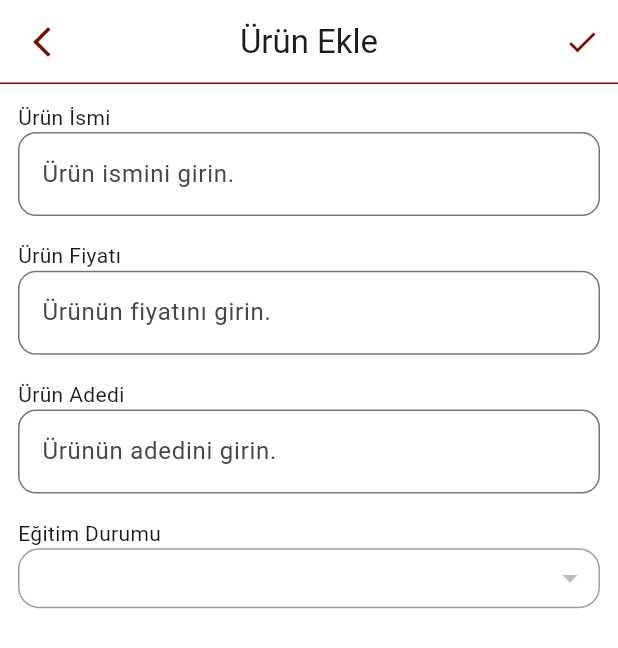
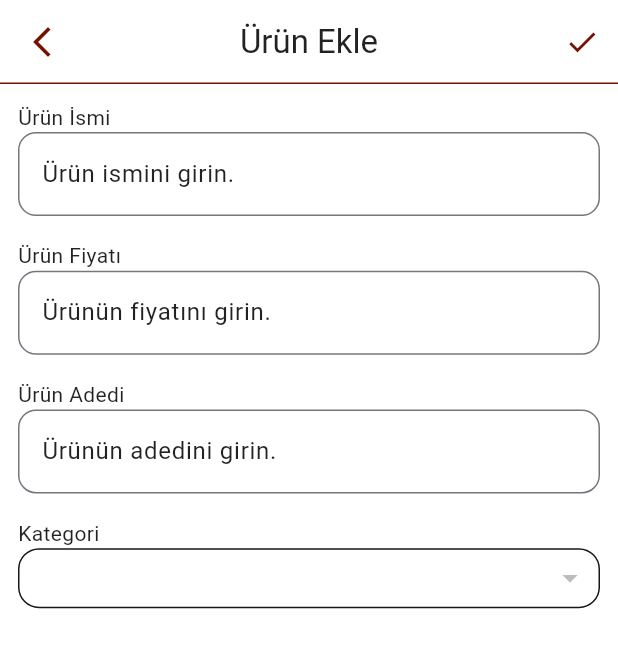
Before and after one commit to mustafatmaca/atmaca_yapi, a Flutter app: the AddProductView screen opened directly, on a phone screen of 412 x 824 dp. Shown: the top 648 px of the screen. Run offline on Flutter 3.47's test engine with Material 3 defaults, Android fonts, the phone set to English and light mode, and no system bars; our stand-ins replace cloud_firestore, firebase_auth, firebase_core, flutter_speed_dial, get; accounts and stored records are empty; generated files the repository leaves out were written again; Roboto replaces fonts that are missing (Raleway).

Commit message:
theme refactor

```diff
--- a/lib/theme/app_color.dart
+++ b/lib/theme/app_color.dart
@@ -1,8 +1,9 @@
 import 'package:flutter/material.dart';
 
 class AppColor {
-  static Color mainRed = const Color(0xFF761101);
-  static Color mainWhite = const Color(0xFFFFFFFF);
-  static Color mainGray = const Color(0xFF888888);
+  static Color backgroundLight = Color.fromARGB(255, 255, 255, 255);
   static Color backgroundDark = Color.fromARGB(255, 23, 23, 23);
+  static Color textLight = Color.fromARGB(255, 23, 23, 23);
+  static Color textDark = Color.fromARGB(255, 255, 255, 255);
+  static Color mainRed = Color.fromARGB(255, 118, 17, 1);
 }
--- a/lib/ui/addProduct_screen/view/addProduct_view.dart
+++ b/lib/ui/addProduct_screen/view/addProduct_view.dart
@@ -1,4 +1,5 @@
 import 'package:atmacayapi/model/category.dart';
+import 'package:atmacayapi/theme/app_color.dart';
 import 'package:atmacayapi/ui/addProduct_screen/controller/addProduct_controller.dart';
 import 'package:flutter/material.dart';
 import 'package:flutter/services.dart';
@@ -72,6 +73,7 @@ class AddProductView extends StatelessWidget {
                     controller: _nameController,
                     decoration: InputDecoration(
                         hintText: "Ürün ismini girin.",
+                        hintStyle: Theme.of(context).textTheme.bodyLarge,
                         border: OutlineInputBorder(
                             borderRadius: BorderRadius.circular(12.0))),
                     validator: (value) {
@@ -99,6 +101,7 @@ class AddProductView extends StatelessWidget {
                     ],
                     decoration: InputDecoration(
                         hintText: "Ürünün fiyatını girin.",
+                        hintStyle: Theme.of(context).textTheme.bodyLarge,
                         suffixText: "₺",
                         border: OutlineInputBorder(
                             borderRadius: BorderRadius.circular(12.0))),
@@ -127,6 +130,7 @@ class AddProductView extends StatelessWidget {
                     ],
                     decoration: InputDecoration(
                         hintText: "Ürünün adedini girin.",
+                        hintStyle: Theme.of(context).textTheme.bodyLarge,
                         border: OutlineInputBorder(
                             borderRadius: BorderRadius.circular(12.0))),
                     validator: (value) {
@@ -143,18 +147,29 @@ class AddProductView extends StatelessWidget {
                   const Align(
                     alignment: Alignment.centerLeft,
                     child: Text(
-                      "Eğitim Durumu",
+                      "Kategori",
                     ),
                   ),
                   DecoratedBox(
                     decoration: BoxDecoration(
-                        border: Border.all(width: 1, color: Colors.black38),
+                        border: Border.all(
+                          width: 1,
+                          color: MediaQuery.of(context).platformBrightness ==
+                                  Brightness.light
+                              ? AppColor.textLight
+                              : AppColor.textDark.withOpacity(0.4),
+                        ),
                         borderRadius: BorderRadius.circular(14)),
                     child: Padding(
                       padding: const EdgeInsets.all(8.0),
                       child: Obx(() => DropdownButton<Category>(
                             value: _addProductController.selectedCategory.value,
                             icon: Icon(Icons.arrow_drop_down),
+                            dropdownColor:
+                                MediaQuery.of(context).platformBrightness ==
+                                        Brightness.light
+                                    ? AppColor.backgroundLight
+                                    : AppColor.backgroundDark,
                             underline: Container(),
                             borderRadius: BorderRadius.circular(8),
                             isExpanded: true,
--- a/lib/ui/custom_widgets/category_card.dart
+++ b/lib/ui/custom_widgets/category_card.dart
@@ -44,7 +44,7 @@ class CategoryCard extends StatelessWidget {
             style: Theme.of(context)
                 .textTheme
                 .titleLarge!
-                .copyWith(color: AppColor.mainWhite),
+                .copyWith(color: AppColor.textDark),
           ),
         ),
       ),
--- a/lib/ui/productSearch_screen/view/productSearch_view.dart
+++ b/lib/ui/productSearch_screen/view/productSearch_view.dart
@@ -17,6 +17,7 @@ class ProductSearchView extends StatelessWidget {
           TextField(
             decoration: InputDecoration(
               hintText: "Ürün ara...",
+              hintStyle: Theme.of(context).textTheme.bodyLarge,
               border:
                   OutlineInputBorder(borderRadius: BorderRadius.circular(12.0)),
             ),
--- a/lib/ui/product_screen/view/product_view.dart
+++ b/lib/ui/product_screen/view/product_view.dart
@@ -17,7 +17,10 @@ class ProductView extends StatelessWidget {
         Get.put(ProductController(category: category));
     return Scaffold(
       appBar: AppBar(
-        title: Text(category),
+        title: Text(
+          category,
+          style: Theme.of(context).textTheme.titleLarge,
+        ),
         leading: IconButton(
           icon: const Icon(
             Icons.arrow_back_ios_new,
```
Also changed, not shown: lib/theme/app_theme.dart (+44 -48 lines), lib/ui/home_screen/view/home_view.dart (+11 -6 lines), lib/ui/productDetail_screen/view/productDetail_view.dart (+12 -1 lines), lib/ui/productEdit_screen/view/productEdit_view.dart (+18 -3 lines).
